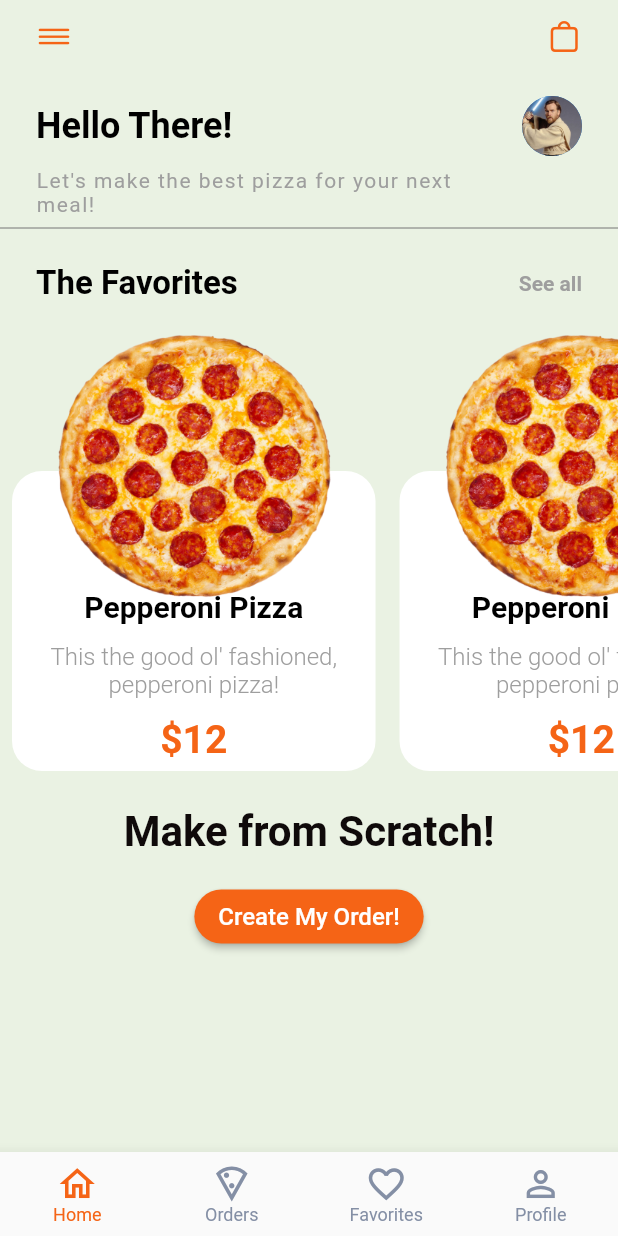
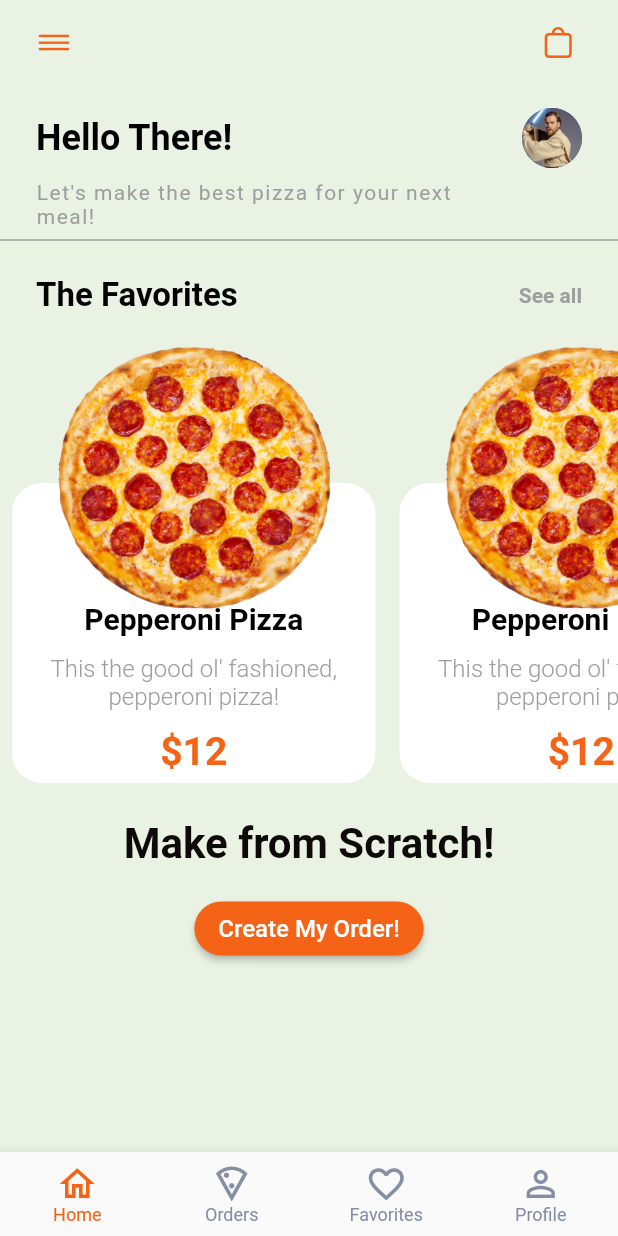
Before and after one commit to mjhamm/pizza_order_flutter, a Flutter app: the screen it shows after launch, on a phone screen of 412 x 824 dp. Run offline on Flutter 3.47's test engine with Material 2 defaults, Android fonts, the phone set to English and light mode, and no system bars.

Commit message:
bottomnavbar addition

```diff
--- /dev/null
+++ b/lib/home_screen.dart
@@ -0,0 +1,122 @@
+import 'package:flutter/cupertino.dart';
+import 'package:flutter/material.dart';
+import 'package:pizza_app/custom_colors.dart';
+import 'package:pizza_app/favorites_item.dart';
+
+class HomeScreen extends StatefulWidget {
+  @override
+  _HomeScreenState createState() => _HomeScreenState();
+}
+
+class _HomeScreenState extends State<HomeScreen> {
+  @override
+  Widget build(BuildContext context) {
+    return Column(
+      children: [
+        Padding(
+          padding: const EdgeInsets.only(top: 16.0, left: 24, right: 24),
+          child: Row(
+            mainAxisAlignment: MainAxisAlignment.spaceBetween,
+            children: [
+              Text(
+                'Hello There!',
+                style: TextStyle(
+                  color: Colors.black,
+                  fontSize: 24,
+                  fontWeight: FontWeight.bold
+                ),
+              ),
+              CircleAvatar(
+                backgroundImage: AssetImage('assets/images/obiwan.jpg'),
+              ),
+            ],
+          ),
+        ),
+        Align(
+          alignment: Alignment.centerLeft,
+          child: Padding(
+            padding: const EdgeInsets.only(left: 24.0, right: 24.0, top: 8.0),
+            child: Text(
+              'Let\'s make the best pizza for your next\nmeal!',
+              style: TextStyle(
+                letterSpacing: 1,
+                color: Colors.grey[500]
+              ),
+            ),
+          ),
+        ),
+        Divider(
+          color: Colors.grey[600],
+        ),
+        Padding(
+          padding: const EdgeInsets.only(top: 16.0, left: 24.0, right: 24.0),
+          child: Row(
+            mainAxisAlignment: MainAxisAlignment.spaceBetween,
+            children: [
+              Text(
+                'The Favorites',
+                style: TextStyle(
+                  color: Colors.black,
+                  fontSize: 22,
+                  fontWeight: FontWeight.w600
+                ),
+              ),
+              GestureDetector(
+                onTap: () {},
+                child: Text(
+                  'See all',
+                  style: TextStyle(
+                    color: Colors.grey,
+                    fontSize: 14,
+                    fontWeight: FontWeight.w600
+                  ),
+                ),
+              )
+            ],
+          ),
+        ),
+        Container(
+          height: 320,
+          child: ListView.builder(
+            addRepaintBoundaries: false,
+            scrollDirection: Axis.horizontal,
+            itemCount: 6,
+            itemBuilder: (context, index) {
+              return FavoritesItem(favoriteName: 'Pepperoni Pizza', image: 'assets/images/pizza.png', price: 12,);
+            }
+          ),
+        ),
+        Padding(
+          padding: const EdgeInsets.only(top: 16.0, bottom: 16.0),
+          child: Align(
+            alignment: Alignment.center,
+            child: Text(
+              'Make from Scratch!',
+              style: TextStyle(
+                color: CustomColors.smokey,
+                fontSize: 28,
+                fontWeight: FontWeight.bold,
+              ),
+            ),
+          ),
+        ),
+        ElevatedButton(
+          onPressed: () {},
+          style: ElevatedButton.styleFrom(
+            primary: CustomColors.orange,
+            shape: RoundedRectangleBorder(
+              borderRadius: BorderRadius.circular(20)
+            )
+          ),
+          child: Text(
+            'Create My Order!',
+            style: TextStyle(
+              color: Colors.white,
+              fontSize: 16
+            ),
+          )
+        ),
+      ],
+    );
+  }
+}
--- /dev/null
+++ b/lib/placeholder.dart
@@ -0,0 +1,15 @@
+import 'package:flutter/material.dart';
+
+class Placeholder extends StatelessWidget {
+
+  final Color color;
+
+  const Placeholder({Key key, this.color}) : super(key: key);
+
+  @override
+  Widget build(BuildContext context) {
+    return Container(
+      color: color,
+    );
+  }
+}
--- a/lib/start_screen.dart
+++ b/lib/start_screen.dart
@@ -3,6 +3,7 @@ import 'package:flutter/material.dart';
 import 'package:flutter/services.dart';
 import 'package:pizza_app/custom_colors.dart';
 import 'package:pizza_app/favorites_item.dart';
+import 'package:pizza_app/home_screen.dart';
 
 class StartScreen extends StatefulWidget {
   @override
@@ -13,6 +14,13 @@ class _StartScreenState extends State<StartScreen> {
 
   int _currentIndex = 0;
 
+  final List<Widget> children = [
+    HomeScreen(),
+    Placeholder(color: Colors.blue,),
+    Placeholder(color: Colors.red,),
+    Placeholder(color: Colors.green,)
+  ];
+
   @override
   Widget build(BuildContext context) {
     return AnnotatedRegion<SystemUiOverlayStyle>(
@@ -21,6 +29,29 @@ class _StartScreenState extends State<StartScreen> {
       ),
       child: SafeArea(
         child: Scaffold(
+          appBar: AppBar(
+            elevation: 0.0,
+            backgroundColor: CustomColors.ivory,
+            leading:
+              Padding(
+                padding: const EdgeInsets.only(left: 16.0),
+                child: IconButton(
+                  splashRadius: 24,
+                  onPressed: () {},
+                  icon: Icon(CupertinoIcons.line_horizontal_3, color: CustomColors.orange,),
+                ),
+              ),
+            actions: [
+              Padding(
+                padding: const EdgeInsets.only(right: 16.0),
+                child: IconButton(
+                  splashRadius: 24,
+                  onPressed: () {},
+                  icon: Icon(CupertinoIcons.bag, color: CustomColors.orange,),
+                ),
+              ),
+            ],
+          ),
           bottomNavigationBar: BottomNavigationBar(
             currentIndex: _currentIndex,
             onTap: (int index) {
@@ -56,131 +87,7 @@ class _StartScreenState extends State<StartScreen> {
             ],
           ),
           backgroundColor: CustomColors.ivory,
-          body: Column(
-            children: [
-              Padding(
-                padding: const EdgeInsets.symmetric(horizontal: 12.0),
-                child: Row(
-                  mainAxisAlignment: MainAxisAlignment.spaceBetween,
-                  children: [
-                    IconButton(
-                      splashRadius: 24,
-                      onPressed: () {},
-                      icon: Icon(CupertinoIcons.line_horizontal_3, color: CustomColors.orange,),
-                    ),
-                    IconButton(
-                      splashRadius: 24,
-                      onPressed: () {},
-                      icon: Icon(CupertinoIcons.bag, color: CustomColors.orange,),
-                    )
-                  ],
-                ),
-              ),
-              Padding(
-                padding: const EdgeInsets.only(top: 16.0, left: 24, right: 24),
-                child: Row(
-                  mainAxisAlignment: MainAxisAlignment.spaceBetween,
-                  children: [
-                    Text(
-                      'Hello There!',
-                      style: TextStyle(
-                        color: Colors.black,
-                        fontSize: 24,
-                        fontWeight: FontWeight.bold
-                      ),
-                    ),
-                    CircleAvatar(
-                      backgroundImage: AssetImage('assets/images/obiwan.jpg'),
-                    ),
-                  ],
-                ),
-              ),
-              Align(
-                alignment: Alignment.centerLeft,
-                child: Padding(
-                  padding: const EdgeInsets.only(left: 24.0, right: 24.0, top: 8.0),
-                  child: Text(
-                    'Let\'s make the best pizza for your next\nmeal!',
-                    style: TextStyle(
-                      letterSpacing: 1,
-                      color: Colors.grey[500]
-                    ),
-                  ),
-                ),
-              ),
-              Divider(
-                color: Colors.grey[600],
-              ),
-              Padding(
-                padding: const EdgeInsets.only(top: 16.0, left: 24.0, right: 24.0),
-                child: Row(
-                  mainAxisAlignment: MainAxisAlignment.spaceBetween,
-                  children: [
-                    Text(
-                      'The Favorites',
-                      style: TextStyle(
-                        color: Colors.black,
-                        fontSize: 22,
-                        fontWeight: FontWeight.w600
-                      ),
-                    ),
-                    GestureDetector(
-                      onTap: () {},
-                      child: Text(
-                        'See all',
-                        style: TextStyle(
-                          color: Colors.grey,
-                          fontSize: 14,
-                          fontWeight: FontWeight.w600
-                        ),
-                      ),
-                    )
-                  ],
-                ),
-              ),
-              Container(
-                height: 320,
-                child: ListView.builder(
-                  addRepaintBoundaries: false,
-                  scrollDirection: Axis.horizontal,
-                  itemCount: 6,
-                  itemBuilder: (context, index) {
-                    return FavoritesItem(favoriteName: 'Pepperoni Pizza', image: 'assets/images/pizza.png', price: 12,);
-                  }
-                ),
-              ),
-              Padding(
-                padding: const EdgeInsets.only(top: 16.0, bottom: 16.0),
-                child: Align(
-                  alignment: Alignment.center,
-                  child: Text(
-                    'Make from Scratch!',
-                    style: TextStyle(
-                      color: CustomColors.smokey,
-                      fontSize: 28,
-                      fontWeight: FontWeight.bold,
-                    ),
-                  ),
-                ),
-              ),
-              ElevatedButton(
-                onPressed: () {},
-                style: ElevatedButton.styleFrom(
-                  primary: CustomColors.orange,
-                  shape: RoundedRectangleBorder(
-                    borderRadius: BorderRadius.circular(20)
-                  )
-                ),
-                child: Text(
-                  'Create My Order!',
-                  style: TextStyle(
-                    color: Colors.white,
-                    fontSize: 16
-                  ),
-                )
-              ),
-            ],
-          ),
+          body: children[_currentIndex]
         ),
       ),
     );
```
